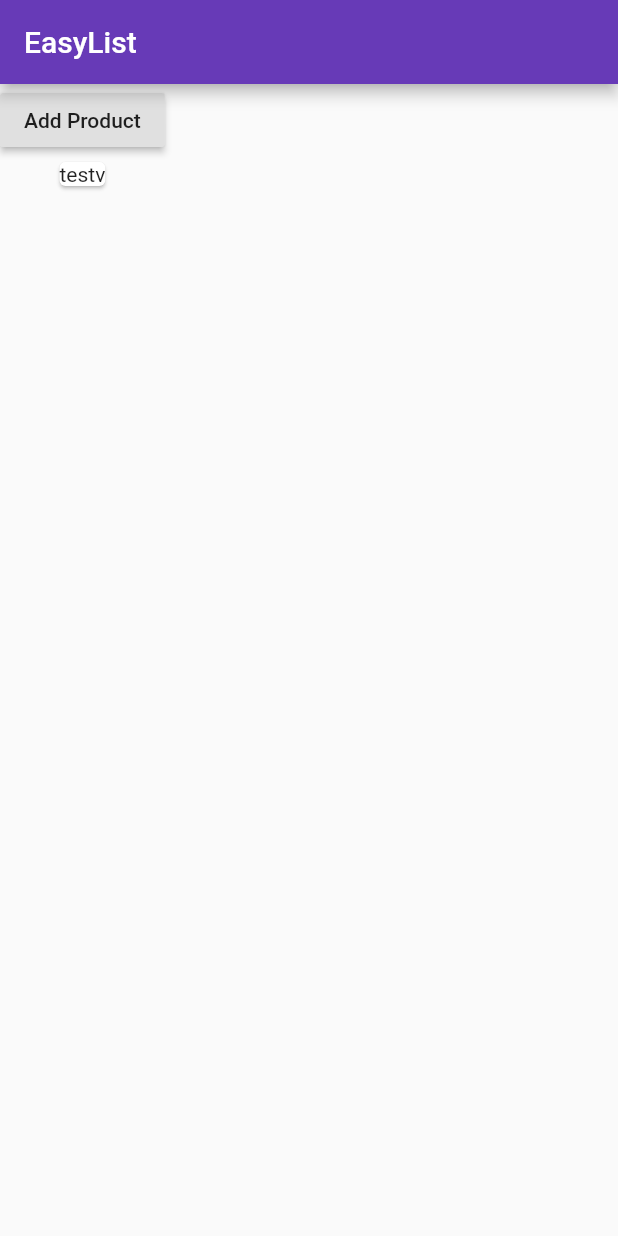
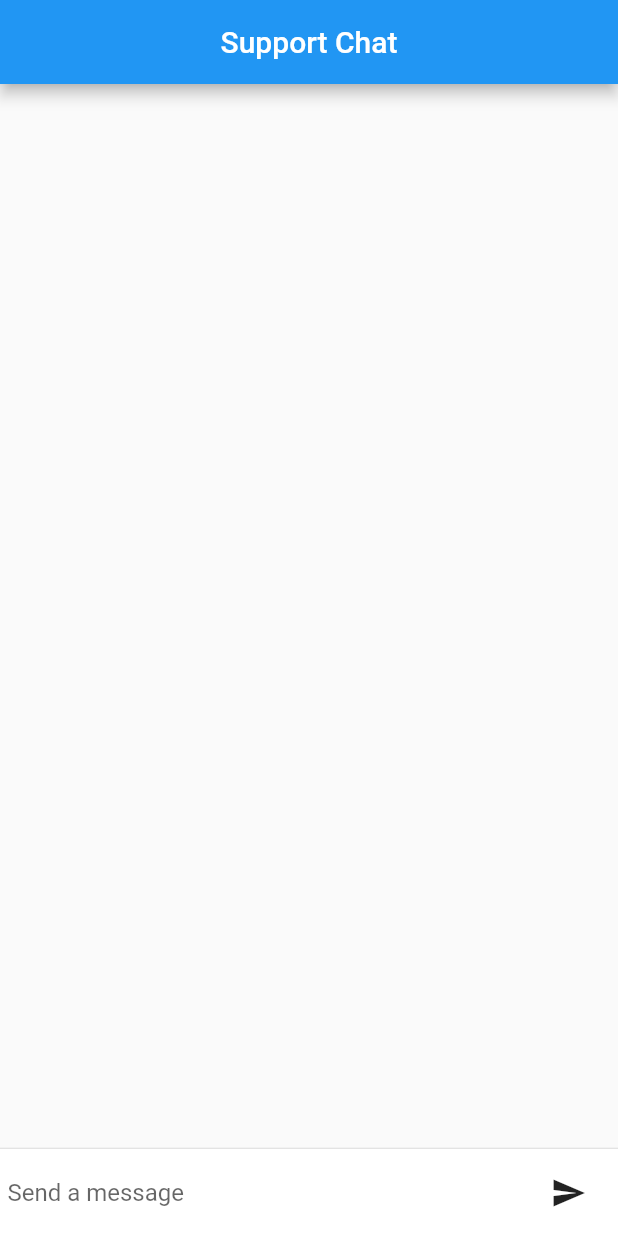
Before and after one commit to ShubhamC78/Flutter_Application, a Flutter app: the screen it shows after launch, on a phone screen of 412 x 824 dp. Run offline on Flutter 3.47's test engine with Material 2 defaults, Android fonts, the phone set to English and light mode, and no system bars.

```diff
--- a/lib/main.dart
+++ b/lib/main.dart
@@ -1,26 +1,19 @@
 import 'package:flutter/material.dart';
 
-import './product_manager.dart';
-
-main() {
-  runApp(MyApp());
+import './pages/home.dart';
+void main(List<String> args) {
+  runApp(new MyApp());
 }
 
-class MyApp extends StatelessWidget {
+
+class MyApp extends StatelessWidget{
   @override
   Widget build(BuildContext context) {
+
     return MaterialApp(
-      theme: ThemeData(
-        brightness: Brightness.light,
-        primarySwatch: Colors.deepPurple,
-        accentColor: Colors.deepPurple,
-      ),
-      home: Scaffold(
-        appBar: AppBar(
-          title: Text('EasyList'),
-        ),
-        body: ProductManager('testv'),
-      ),
+      title: "Chat App",
+      home: HomePage(),
     );
   }
+
 }
--- /dev/null
+++ b/lib/pages/chatScreen.dart
@@ -0,0 +1,75 @@
+import 'package:flutter/material.dart';
+import 'package:flutter_course/pages/chatMessage.dart';
+
+class ChatScreen extends StatefulWidget {
+  @override
+  State<StatefulWidget> createState() {
+    return ChatScreeState();
+  }
+}
+
+class ChatScreeState extends State<ChatScreen> {
+  final TextEditingController _textController = TextEditingController();
+
+  final List<ChatMessage> _messages = <ChatMessage>[];
+
+  void _handleSubmitted(String text) {
+    print("Shubham" + text);
+    if (text == null || text == "") {
+    } else {
+      ChatMessage message = new ChatMessage(text: text);
+      setState(() {
+        _messages.insert(0, message);
+      });
+    }
+
+    _textController.clear();
+  }
+
+  Widget _textComposerWidget() {
+    return Container(
+      margin: EdgeInsets.all(5),
+      child: Row(
+        children: <Widget>[
+          Flexible(
+            child: TextField(
+              decoration: InputDecoration.collapsed(hintText: "Send a message"),
+              controller: _textController,
+              onSubmitted: _handleSubmitted,
+            ),
+          ),
+          Container(
+            margin: EdgeInsets.symmetric(horizontal: 4),
+            child: IconButton(
+              icon: Icon(Icons.send),
+              onPressed: () => _handleSubmitted(_textController.text),
+            ),
+          )
+        ],
+      ),
+    );
+  }
+
+  @override
+  Widget build(BuildContext context) {
+    return Column(
+      children: <Widget>[
+        Flexible(
+          child: ListView.builder(
+            padding: EdgeInsets.all(10),
+            reverse: true,
+            itemBuilder: (_, int index) => _messages[index],
+            itemCount: _messages.length,
+          ),
+        ),
+        Divider(height: 1),
+        Container(
+          decoration: BoxDecoration(
+            color: Theme.of(context).cardColor,
+          ),
+          child: _textComposerWidget(),
+        ),
+      ],
+    );
+  }
+}
--- /dev/null
+++ b/lib/pages/home.dart
@@ -0,0 +1,118 @@
+import 'package:flutter/material.dart';
+
+import './chatScreen.dart';
+
+class HomePage extends StatelessWidget {
+  @override
+  Widget build(BuildContext context) {
+    return Scaffold(
+        appBar: AppBar(
+          title: Center(child: Text("Support Chat")),
+        ),
+        body: ChatScreen()
+    );
+  }
+}
+
+
+
+
+// class HomePage extends StatelessWidget {
+//   @override
+//   Widget build(BuildContext context) {
+//     // TODO: implement build
+//     return Scaffold(
+//       appBar: AppBar(
+//         title: Text('EasyList'),
+//       ),
+//       body: Text("data"),
+//     );
+//   }
+// }
+
+// class HomePage extends StatefulWidget {
+
+//   @override
+//   _HomePageState createState() => _HomePageState();
+// }
+
+// class _HomePageState extends State<HomePage> {
+
+//   var num1=0, num2 =0 ,sum =0;
+
+//     void doAddition(){
+//       setState(() {
+//         num1 = int.parse(t1.text);
+//         num2 = int.parse(t2.text);
+//         sum = num1 + num2;
+//       });
+//     }
+
+//   final TextEditingController t1 = new TextEditingController(text: "0");
+//   final TextEditingController t2 = new TextEditingController(text: "0");
+
+//   @override
+//   Widget build(BuildContext context) {
+//     return Scaffold(
+//       appBar: AppBar(
+//         title: Text("Calculator"),
+//       ),
+//       body: new Container(
+//         padding: EdgeInsets.all(20),
+//         child: Column(
+//           mainAxisAlignment: MainAxisAlignment.start,
+//           children: <Widget>[
+//             TextField(
+//               keyboardType: TextInputType.number,
+//               decoration: InputDecoration(hintText: "Enter number 1"),
+//               controller: t1,
+//             ),
+//             TextField(
+//               keyboardType: TextInputType.number,
+//               controller: t2,
+//               decoration: InputDecoration(hintText: "Enter number 2"),
+//             ),
+//             Padding(
+//               padding: EdgeInsets.only(top: 40),
+//             ),
+//             Row(
+//               children: <Widget>[
+//                 RaisedButton(
+//                   child: Text("ADD"),
+//                   onPressed: doAddition,
+//                 ),
+//                 RaisedButton(
+//                   child: Text("MINUS"),
+//                   onPressed: () => {print("MINUS pressed")},
+//                 ),
+//                 RaisedButton(
+//                   child: Text("DIVIDE"),
+//                   onPressed: () => {print("DIVIDE pressed")},
+//                 ),
+//                 RaisedButton(
+//                   child: Text("MULTIPLY"),
+//                   onPressed: () => {print("MULTIPLY pressed")},
+//                 )
+//               ],
+//             ),
+//             Padding(
+//               padding: EdgeInsets.all(20),
+//             ),
+//             Container(
+//               padding: EdgeInsets.only(top: 30),
+//               height: 100,
+//               width: 300,
+//               child: Text(
+//                 "Output : $sum",
+//                 textAlign: TextAlign.center,
+//                 style: TextStyle(fontSize: 20 ,color: Colors.lightBlue, ) ,
+//               ),
+//               color: Colors.amber,
+
+//             )
+//           ],
+//         ),
+//       ),
+//     );
+//   }
+// }
--- a/lib/product_manager.dart
+++ b/lib/product_manager.dart
@@ -1,58 +1,59 @@
-import 'package:flutter/material.dart';
+// import 'package:flutter/material.dart';
 
-import './products.dart';
+// import './products.dart';
+// import './product_control.dart';
 
-class ProductManager extends StatefulWidget {
-  final String startingProduct;
-  ProductManager(this.startingProduct) {
-    print("Constructor ProductManager");
-  }
-  @override
-  State<StatefulWidget> createState() {
-    print("createState ProductManager");
-    // TODO: implement createState
-    return _ProductManagerState();
-  }
-}
+// class ProductManager extends StatefulWidget {
+//   //final String startingProduct;
+//   ProductManager() {
+//     print("Constructor ProductManager");
+//   }
+//   @override
+//   State<StatefulWidget> createState() {
+//     print("createState ProductManager");
+//     // TODO: implement createState
+//     return _ProductManagerState();
+//   }
+// }
 
-class _ProductManagerState extends State<ProductManager> {
-  List<String> _products = [];
+// class _ProductManagerState extends State<ProductManager> {
+//   List<String> _products = [];
 
-  @override
-  void initState() {
-    print("initState ProductManager");
-    super.initState();
-    _products.add(widget.startingProduct);
-    print("Shubham   " + widget.startingProduct);
-  }
+//   @override
+//   void initState() {
+//     // print("Shubham   " + widget.startingProduct);
+//     // if (widget.startingProduct != null) {
+//     //  // _products.add(widget.startingProduct);
+//     // }
+//     // super.initState();
+//     // print("Shubham   " + widget.startingProduct);
+//   }
 
-  @override
-  void didUpdateWidget(ProductManager oldWidget) {
-    print("didUpdateWidget ProductManager");
-    // TODO: implement didUpdateWidget
-    super.didUpdateWidget(oldWidget);
-  }
+//   @override
+//   void didUpdateWidget(ProductManager oldWidget) {
+//     print("didUpdateWidget ProductManager");
+//     // TODO: implement didUpdateWidget
+//     super.didUpdateWidget(oldWidget);
+//   }
 
-  @override
-  Widget build(BuildContext context) {
-    print("build ProductManager");
-    // TODO: implement build
-    return Column(
-      children: [
-        Container(
-          child: RaisedButton(
+//   void _addProduct(String product) {
+//     setState(() {
+//       _products.add(product);
+//     });
+//   }
 
-            child: Text('Add Product'),
-            onPressed: () {
-              setState(() {
-                _products.add('ads Food Testr');
-                print(_products);
-              });
-            },
-          ),
-        ),
-        Products(_products)
-      ],
-    );
-  }
-}
+//   @override
+//   Widget build(BuildContext context) {
+//     print("build ProductManager");
+//     // TODO: implement build
+//     return Column(
+//       children: [
+//         Container(
+//           margin: EdgeInsets.all(10),
+//           child: ProductControl(_addProduct),
+//         ),
+//         Expanded(child: Products(_products))
+//       ],
+//     );
+//   }
+// }
--- a/lib/products.dart
+++ b/lib/products.dart
@@ -1,26 +1,29 @@
-import 'package:flutter/material.dart';
+// import 'package:flutter/material.dart';
 
-class Products extends StatelessWidget {
-  final List<String> products;
+// class Products extends StatelessWidget {
+//   final List<String> products;
 
-  Products(this.products){
-    print("Productrs constructor is called");
-  }
+//   Products(this.products) {
+//     print("Productrs constructor is called");
+//   }
 
-  @override
-  Widget build(BuildContext context) {
-    print("Build methoud called product");
-    return Column(
-      children: products
-          .map((element) => Card(
-                child: Column(
-                  children: <Widget>[
-                    // Image.asset('assets/food.jpg'),
-                    Text(element)
-                  ],
-                ),
-              ))
-          .toList(),
-    );
-  }
-}
+//   @override
+//   Widget build(BuildContext context) {
+//     print("Build methoud called product");
+//     return products.length > 0 ? ListView.builder(
+//       itemBuilder: _buildProductItem,
+//       itemCount: products.length,
+//      ) :  Center(child: Text("please add something"));
+//   }
+
+//   Widget _buildProductItem(BuildContext context, int index) {
+//     return Card(
+//       child: Column(
+//         children: <Widget>[
+//           Image.asset('assets/food.jpg'),
+//           Text(products[index])
+//         ],
+//       ),
+//     );
+//   }
+// }
--- a/pubspec.yaml
+++ b/pubspec.yaml
@@ -14,7 +14,7 @@ description: A new Flutter project.
 version: 1.0.0+1
 
 environment:
-  sdk: ">=2.1.0 <3.0.0"
+  sdk: ">=2.2.0 <3.0.0"
 
 dependencies:
   flutter:
@@ -42,7 +42,7 @@ flutter:
 
   # To add assets to your application, add an assets section, like this:
   assets:
-   - assets/food.jpg
+   - assets/background.jpg
   #  - images/a_dot_ham.jpeg
 
   # An image asset can refer to one or more resolution-specific "variants", see
```
Also changed, not shown: lib/pages/chatMessage.dart (added, +39 -0 lines), lib/product_control.dart (added, +145 -0 lines), assets/background.jpg (added).
